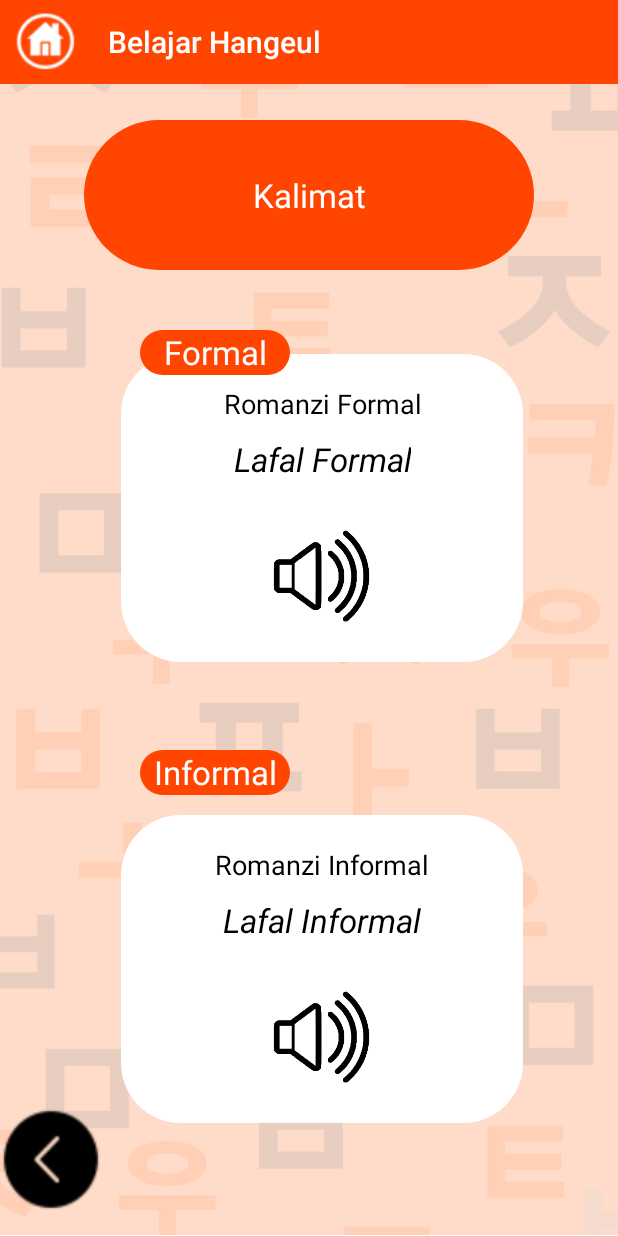
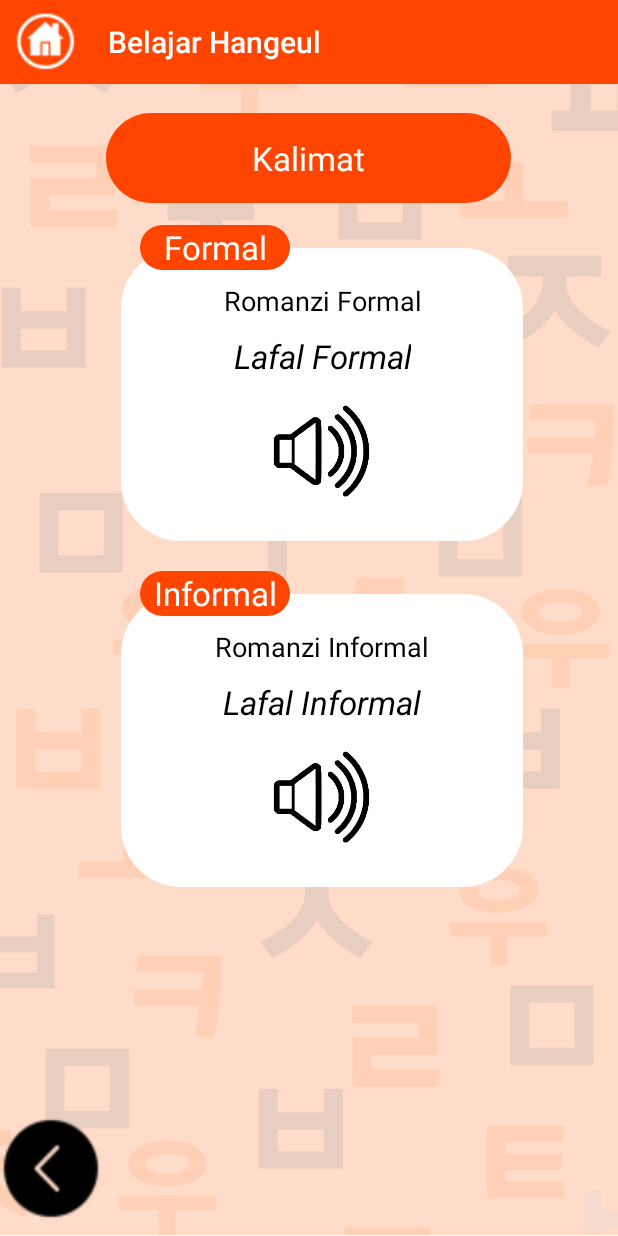
Before and after one commit to wirdakurnia/Deteksi-Hangeul, an Android app: the fragment FragmentSoundKalimat placed in its activity, on a phone screen of 412 x 824 dp. Run offline under Robolectric (Android 15) with nearby library versions, the phone set to English and light mode, and no system bars; our stand-ins replace Firebase (no records; nobody signed in at launch, a user with empty details on screens opened directly); 1 statement that could not run was skipped.

Commit message:
update xml

```diff
--- a/app/src/main/res/layout/activity_menu_utama.xml
+++ b/app/src/main/res/layout/activity_menu_utama.xml
@@ -79,7 +79,7 @@
         android:layout_height="65dp"
         android:layout_marginTop="30dp"
         android:background="@drawable/button_pilih"
-        android:text="     PENYUSUNAN\nSUKU KATA"
+        android:text="  PENYUSUNAN SUKU\nKATA"
         android:onClick="keMenuPenyusunan"
         android:textColor="@color/white"
         android:textSize="10pt"
--- a/app/src/main/res/layout/activity_penyusunan_sukukata.xml
+++ b/app/src/main/res/layout/activity_penyusunan_sukukata.xml
@@ -21,11 +21,13 @@
     <ScrollView
         android:layout_width="match_parent"
         android:layout_height="match_parent"
+        android:layout_marginLeft="20dp"
         android:layout_marginTop="80dp"
-        android:layout_marginLeft="20dp"
         android:layout_marginRight="20dp"
+        android:layout_marginBottom="20dp"
+        android:background="@drawable/kotak_putih"
         android:padding="12dp"
-        android:background="@drawable/kotak_putih"
+        app:layout_constraintBottom_toBottomOf="parent"
         app:layout_constraintEnd_toEndOf="parent"
         app:layout_constraintStart_toStartOf="parent"
         app:layout_constraintTop_toBottomOf="@+id/toolbar">
--- a/app/src/main/res/layout/fragment_sound_kalimat.xml
+++ b/app/src/main/res/layout/fragment_sound_kalimat.xml
@@ -24,7 +24,7 @@
         android:id="@+id/buttonBack"
         android:layout_width="68dp"
         android:layout_height="70dp"
-        android:layout_marginBottom="16dp"
+        android:layout_marginBottom="10dp"
         android:background="@drawable/back"
         app:layout_constraintBottom_toBottomOf="parent"
         app:layout_constraintEnd_toEndOf="parent"
@@ -33,9 +33,9 @@
 
     <LinearLayout
         android:id="@+id/ln"
-        android:layout_width="300dp"
-        android:layout_height="100dp"
-        android:layout_marginTop="80dp"
+        android:layout_width="270dp"
+        android:layout_height="60dp"
+        android:layout_marginTop="75dp"
         android:background="@drawable/button_pilih"
         app:layout_constraintEnd_toEndOf="parent"
         app:layout_constraintHorizontal_bias="0.498"
@@ -56,7 +56,7 @@
         android:id="@+id/layout"
         android:layout_width="100dp"
         android:layout_height="30dp"
-        android:layout_marginTop="220dp"
+        android:layout_marginTop="150dp"
         android:background="@drawable/button_pilih"
         app:layout_constraintEnd_toEndOf="parent"
         app:layout_constraintHorizontal_bias="0.3"
@@ -77,12 +77,12 @@
         android:id="@+id/layout2"
         android:layout_width="100dp"
         android:layout_height="30dp"
-        android:layout_marginTop="500dp"
+        android:layout_marginTop="20dp"
         android:background="@drawable/button_pilih"
         app:layout_constraintEnd_toEndOf="parent"
         app:layout_constraintHorizontal_bias="0.3"
         app:layout_constraintStart_toStartOf="parent"
-        app:layout_constraintTop_toTopOf="parent">
+        app:layout_constraintTop_toBottomOf="@+id/linearLayout4">
 
         <TextView
             android:id="@+id/txtInformalNama"
@@ -97,17 +97,16 @@
     <LinearLayout
         android:id="@+id/linearLayout3"
         android:layout_width="268dp"
-        android:layout_height="205dp"
+        android:layout_height="195dp"
+        android:layout_marginTop="35dp"
         android:background="@drawable/kotak_putih"
         android:elevation="-5dp"
         android:gravity="center"
         android:orientation="vertical"
-        app:layout_constraintBottom_toBottomOf="parent"
         app:layout_constraintEnd_toEndOf="parent"
         app:layout_constraintHorizontal_bias="0.559"
         app:layout_constraintStart_toStartOf="parent"
-        app:layout_constraintTop_toBottomOf="@+id/linearLayout4"
-        app:layout_constraintVertical_bias="0.576">
+        app:layout_constraintTop_toBottomOf="@+id/linearLayout4">
 
         <TextView
             android:id="@+id/txtInformal"
@@ -123,17 +122,17 @@
             android:layout_width="wrap_content"
             android:layout_height="wrap_content"
             android:layout_marginTop="10dp"
-            android:textStyle="italic"
             android:text="Lafal Informal"
             android:textAlignment="center"
             android:textColor="@color/black"
-            android:textSize="10pt" />
+            android:textSize="10pt"
+            android:textStyle="italic" />
 
         <ImageButton
             android:id="@+id/btnSoundInformal"
             android:layout_width="70dp"
             android:layout_height="70dp"
-            android:layout_marginTop="30dp"
+            android:layout_marginTop="15dp"
             android:background="@drawable/sound" />
 
     </LinearLayout>
@@ -141,8 +140,8 @@
     <LinearLayout
         android:id="@+id/linearLayout4"
         android:layout_width="268dp"
-        android:layout_height="205dp"
-        android:layout_marginTop="236dp"
+        android:layout_height="195dp"
+        android:layout_marginTop="165dp"
         android:background="@drawable/kotak_putih"
         android:elevation="-5dp"
         android:gravity="center"
@@ -166,17 +165,17 @@
             android:layout_width="wrap_content"
             android:layout_height="wrap_content"
             android:layout_marginTop="10dp"
-            android:textStyle="italic"
             android:text="Lafal Formal"
             android:textAlignment="center"
             android:textColor="@color/black"
-            android:textSize="10pt" />
+            android:textSize="10pt"
+            android:textStyle="italic" />
 
         <ImageButton
             android:id="@+id/btnSoundFormal"
             android:layout_width="70dp"
             android:layout_height="70dp"
-            android:layout_marginTop="30dp"
+            android:layout_marginTop="15dp"
             android:background="@drawable/sound" />
     </LinearLayout>
 
```
Also changed, not shown: app/src/main/res/layout/fragment_tulis_hangul.xml (+5 -4 lines), app/src/main/res/layout/item_kalimat.xml (+7 -4 lines). Lines whose indentation alone changed are shown as unchanged.
